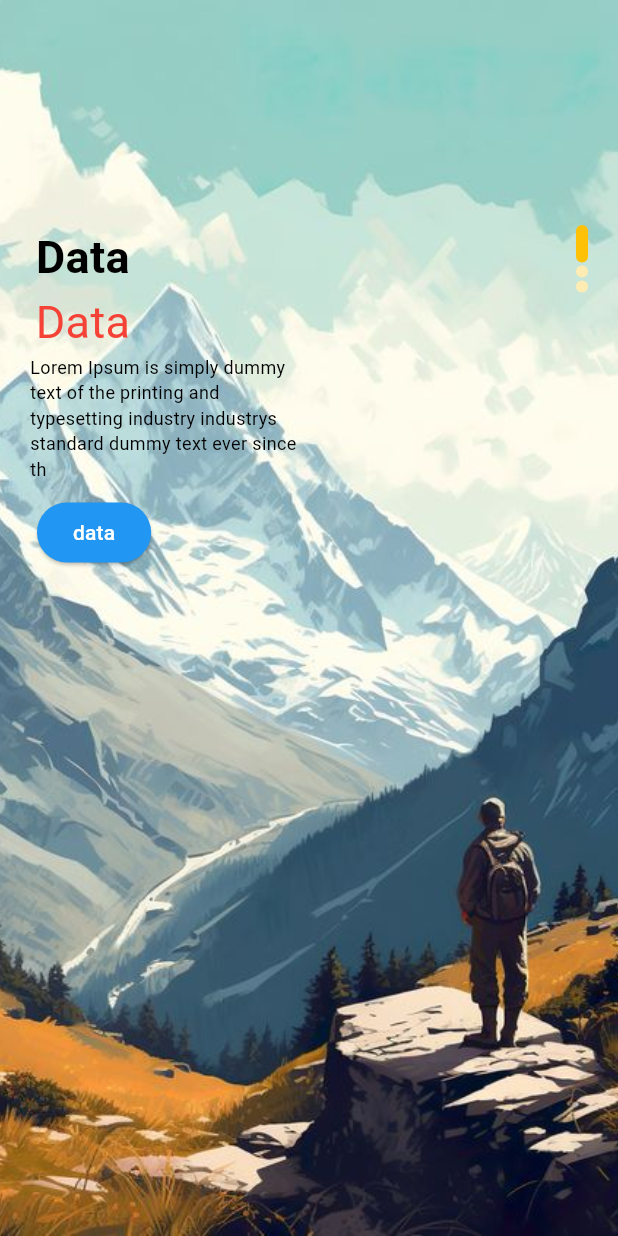
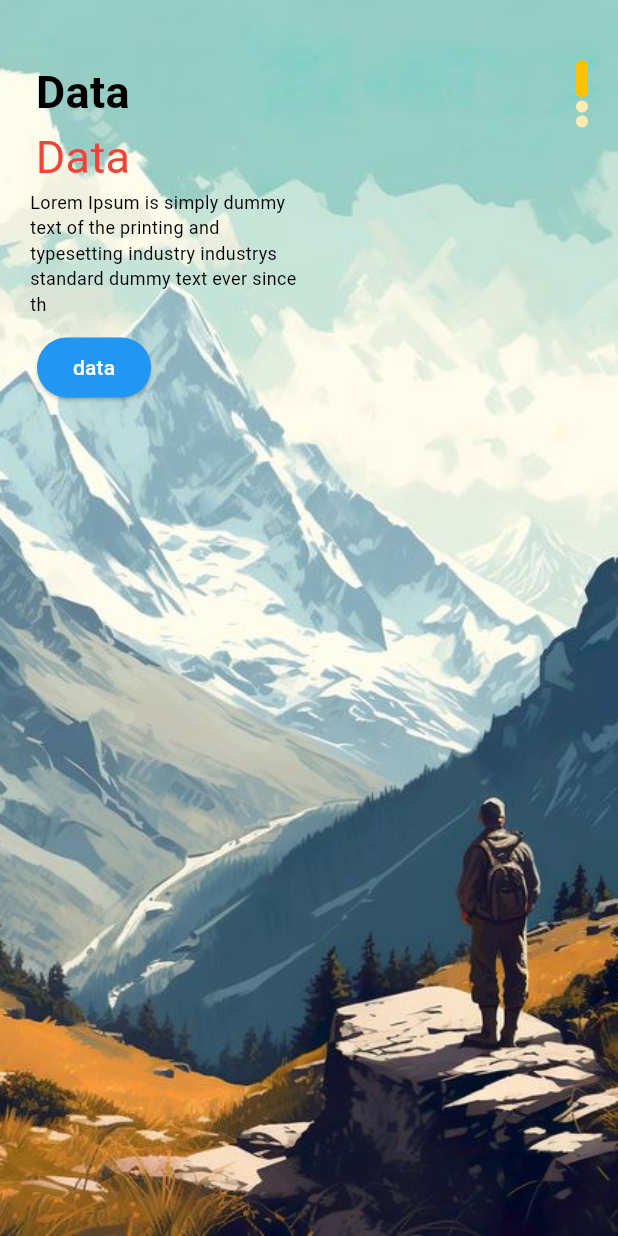
Before and after one commit to Diary-hub/travelers, a Flutter app: the WelcomeScreen screen opened directly, on a phone screen of 412 x 824 dp. Run offline on Flutter 3.47's test engine with Material 3 defaults, Android fonts, the phone set to English and light mode, and no system bars; our stand-ins replace animated_bottom_navigation_bar, auto_size_text, carousel_slider, cloud_firestore, firebase_auth, firebase_core and 3 more; missing offline and left inert: animated_rating_stars, qr_code_scanner, reorderable_tabbar; accounts and stored records are empty; network calls fail; Roboto replaces fonts that are missing (Oxygen-Light, Oxygen-bold).

Commit message:
Welcome Page

```diff
--- a/lib/main.dart
+++ b/lib/main.dart
@@ -4,6 +4,7 @@ import 'package:flutter/services.dart';
 import 'package:get/get_navigation/src/root/get_material_app.dart';
 import 'package:travelers/firebase_options.dart';
 import 'package:travelers/views/Login/login_page.dart';
+import 'package:travelers/views/Welcome/welcome.dart';
 
 Future<void> main() async {
   WidgetsFlutterBinding.ensureInitialized();
@@ -21,7 +22,7 @@ class MyApp extends StatelessWidget {
 
     return const GetMaterialApp(
       debugShowCheckedModeBanner: false,
-      home: LoginPage(),
+      home: WelcomeScreen(),
     );
   }
 }
--- a/lib/views/Welcome/welcome.dart
+++ b/lib/views/Welcome/welcome.dart
@@ -11,13 +11,14 @@ class WelcomeScreen extends StatefulWidget {
 class _WelcomeScreenState extends State<WelcomeScreen> {
   List images = [
     "assets/images/login/img1.jpg",
-    "assets/images/login/img2.jpg",
-    "assets/images/login/img3.jpg"
+    "assets/images/login/rasm2.jpg",
+    "assets/images/login/rasm3.jpg"
   ];
   @override
   Widget build(BuildContext context) {
     double sH = MediaQuery.of(context).size.height;
     double sW = MediaQuery.of(context).size.width;
+
     return Scaffold(
       body: PageView.builder(
           scrollDirection: Axis.vertical,
@@ -33,7 +34,7 @@ class _WelcomeScreenState extends State<WelcomeScreen> {
                 ),
               ),
               child: Container(
-                margin: const EdgeInsets.only(top: 150, left: 20, right: 20),
+                margin: const EdgeInsets.only(top: 40, left: 20, right: 20),
                 child: Row(
                     mainAxisAlignment: MainAxisAlignment.spaceBetween,
                     children: [
```
Also changed, not shown: lib/views/home/home_screen.dart (+20 -10 lines), assets/images/login/rasm1.png (added), assets/images/login/rasm2.jpg (added), assets/images/login/rasm3.jpg (added).
